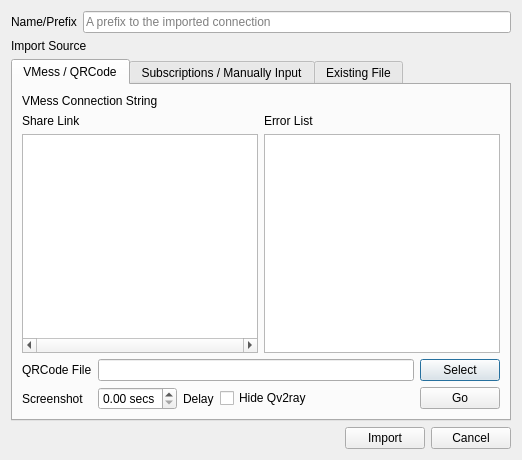
Old version of the form src/ui/w_ImportConfig.ui in the repository Qv2ray/Qv2ray.
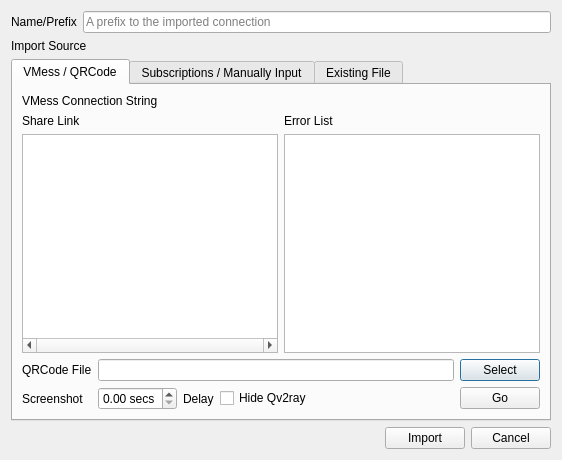
New version of the form.

Commit message: fix: removed UI size limit

Diff of the .ui file:
```diff
--- a/src/ui/w_ImportConfig.ui
+++ b/src/ui/w_ImportConfig.ui
@@ -2,14 +2,6 @@
 <ui version="4.0">
  <class>ImportConfigWindow</class>
  <widget class="QDialog" name="ImportConfigWindow">
-  <property name="geometry">
-   <rect>
-    <x>0</x>
-    <y>0</y>
-    <width>522</width>
-    <height>460</height>
-   </rect>
-  </property>
   <property name="minimumSize">
    <size>
     <width>470</width>
```
The commit also changes 7 other files.
